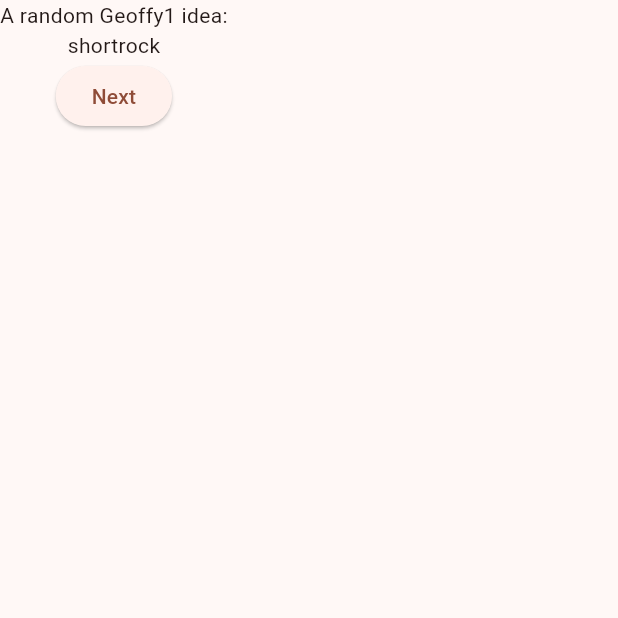
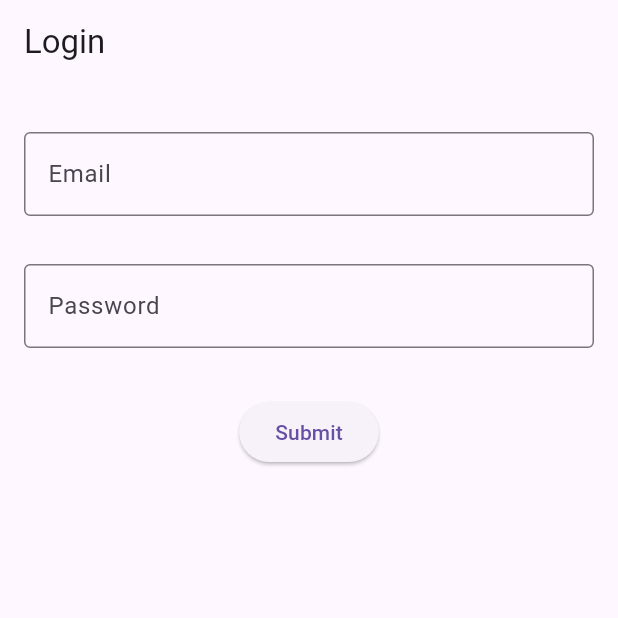
Before and after one commit to Geoffy1/logit_with_flutter, a Flutter app: the screen it shows after launch, on a phone screen of 412 x 824 dp, the top half of it. Run offline on Flutter 3.47's test engine with Material 3 defaults, Android fonts, the phone set to English and light mode, and no system bars.

Commit message:
added a simple login logout functionmality

```diff
--- a/flutter_1/flutter_application_1/lib/main.dart
+++ b/flutter_1/flutter_application_1/lib/main.dart
@@ -1,51 +1,151 @@
-import 'package:english_words/english_words.dart';
 import 'package:flutter/material.dart';
-import 'package:provider/provider.dart';
 
 void main() {
   runApp(MyApp());
 }
 
 class MyApp extends StatelessWidget {
-  const MyApp({super.key});
+  @override
+  Widget build(BuildContext context) {
+    return MaterialApp(
+      title: 'Login App',
+      theme: ThemeData(
+        primarySwatch: Colors.lightBlue,
+      ),
+      home: Login(),
+    );
+  }
+}
+
+class Login extends StatefulWidget {
+  @override
+  _LoginState createState() => _LoginState();
+}
+
+class _LoginState extends State<Login> {
+  // Controllers to capture user input
+  final _formKey = GlobalKey<FormState>();
+  TextEditingController emailController = TextEditingController();
+  TextEditingController passwordController = TextEditingController();
+
+  @override
+  void dispose() {
+    // Clean up the controllers when the widget is disposed.
+    emailController.dispose();
+    passwordController.dispose();
+    super.dispose();
+  }
+
+  // Function to handle login logic
+  void _login() {
+    if (_formKey.currentState!.validate()) {
+      final username = emailController.text;
+      final password = passwordController.text;
+
+      // Simple hardcoded authentication check
+      if (username == "user34412@aol.com" && password == "iktfok9r") {
+        Navigator.pushReplacement(
+          context,
+          MaterialPageRoute(
+            builder: (context) => Home(email: username),
+          ),
+        );
+      } else {
+        ScaffoldMessenger.of(context).showSnackBar(
+          const SnackBar(content: Text('Invalid Credentials')),
+        );
+      }
+    }
+  }
 
   @override
   Widget build(BuildContext context) {
-    return ChangeNotifierProvider(
-      create: (context) => MyAppState(),
-      child: MaterialApp(
-        title: 'Login App',
-        theme: ThemeData(
-          useMaterial3: true,
-          colorScheme: ColorScheme.fromSeed(seedColor: Colors.deepOrange),
+    return Scaffold(
+      appBar: AppBar(
+        title: const Text('Login'),
       ),
-        home: Login(),
+      body: Form(
+        key: _formKey,
+        child: Padding(
+          padding: const EdgeInsets.symmetric(horizontal: 8, vertical: 16),
+          child: Column(
+            crossAxisAlignment: CrossAxisAlignment.center,
+            children: [
+              Padding(
+                padding: const EdgeInsets.symmetric(horizontal: 8, vertical: 16),
+                child: TextFormField(
+                  controller: emailController,
+                  decoration: const InputDecoration(
+                    border: OutlineInputBorder(),
+                    labelText: "Email",
+                  ),
+                  validator: (value) {
+                    if (value == null || value.isEmpty) {
+                      return 'Please enter your email';
+                    }
+                    return null;
+                  },
+                ),
+              ),
+              Padding(
+                padding: const EdgeInsets.symmetric(horizontal: 8, vertical: 16),
+                child: TextFormField(
+                  controller: passwordController,
+                  obscureText: true,
+                  decoration: const InputDecoration(
+                    border: OutlineInputBorder(),
+                    labelText: "Password",
+                  ),
+                  validator: (value) {
+                    if (value == null || value.isEmpty) {
+                      return 'Please enter your password';
+                    }
+                    return null;
+                  },
+                ),
+              ),
+              Padding(
+                padding: const EdgeInsets.symmetric(horizontal: 8, vertical: 16.0),
+                child: ElevatedButton(
+                  onPressed: _login,
+                  child: const Text('Submit'),
+                ),
+              ),
+            ],
+          ),
+        ),
       ),
     );
   }
 }
 
-class MyAppState extends ChangeNotifier {
-  var current = WordPair.random();
-}
+// The Home Screen to navigate to after successful login
+class Home extends StatelessWidget {
+  final String email;
+  Home({required this.email});
 
-class Login extends StatelessWidget {
   @override
   Widget build(BuildContext context) {
-    var appState = context.watch<MyAppState>();
-
     return Scaffold(
-      body: Column(
+      appBar: AppBar(title: const Text('Home')),
+      body: Center(
+        child: Column(
+          mainAxisAlignment: MainAxisAlignment.center,
           children: [
-          Text('A random Geoffy1 idea:'),
-          Text(appState.current.asLowerCase),
+            Text('Welcome to the Home Screen, $email!'), // Welcome message
+            const SizedBox(height: 20),
             ElevatedButton(
               onPressed: () {
-              print('button pressed!');
+                // On logout, navigate back to the Login
+                Navigator.pushReplacement(
+                  context,
+                  MaterialPageRoute(builder: (context) => Login()),
+                );
               },
-            child: Text('Next'),
+              child: const Text('Logout'),
             ),
           ],
+        ),
       ),
     );
   }
```
Lines whose indentation alone changed are shown as unchanged.
